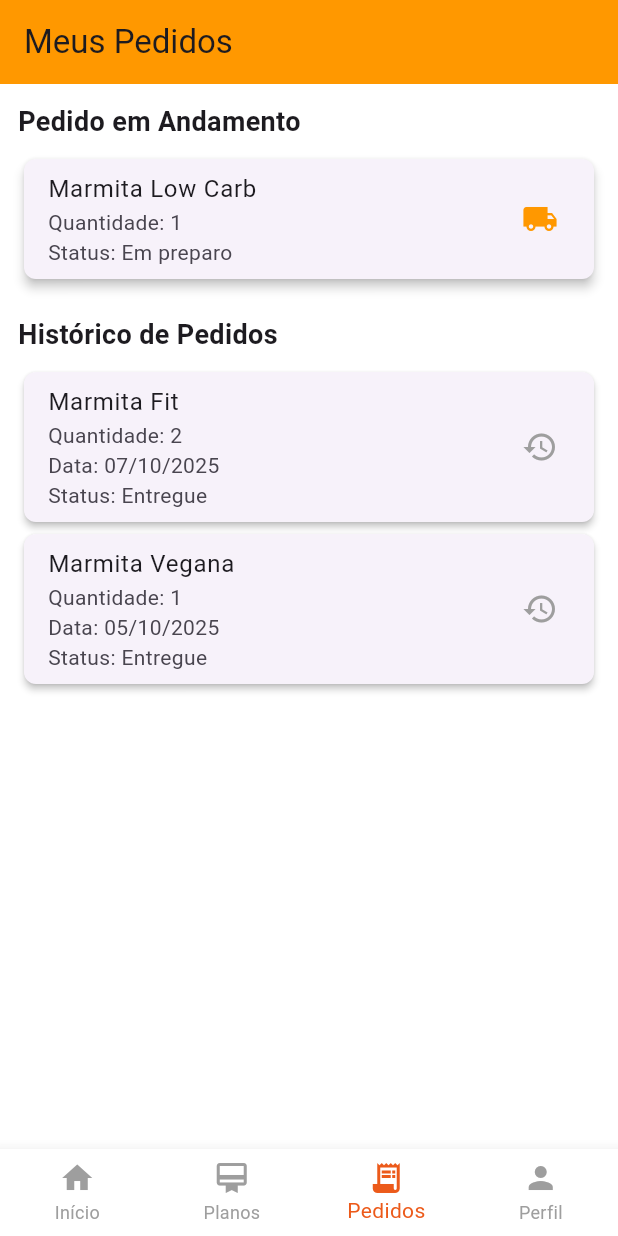
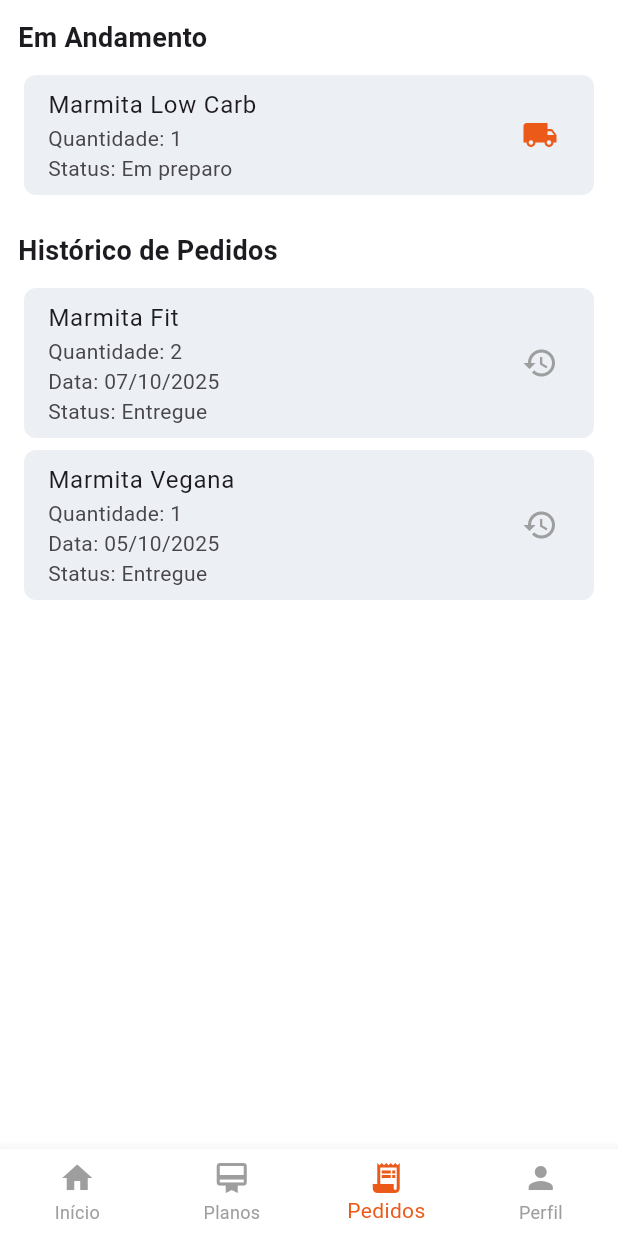
Before and after one commit to GuiRuizz/quentinha-app, a Flutter app: the PedidosPage screen opened by its route, on a phone screen of 412 x 824 dp. Run offline on Flutter 3.47's test engine with Material 3 defaults, Android fonts, the light colour scheme and no system bars; our stand-ins replace badges, flutter_svg, go_router, google_fonts, introduction_screen, logger and 1 more; accounts and stored records are empty.

Commit message:
feat: Add o safe area nos pedidos

```diff
--- a/lib/presentation/view/pedidos_page.dart
+++ b/lib/presentation/view/pedidos_page.dart
@@ -1,5 +1,7 @@
 import 'package:flutter/material.dart';
 import 'package:go_router/go_router.dart';
+import 'package:quentinha_app/core/consts/colors_const.dart';
+import 'package:quentinha_app/core/consts/size_const.dart';
 
 import '../components/bottom_nav_bar_widget.dart';
 
@@ -43,30 +45,28 @@ class _PedidosPageState extends State<PedidosPage> {
     return Scaffold(
       backgroundColor: Colors.white,
       bottomNavigationBar: BottomNavBar(currentRoute: currentRoute),
-      appBar: AppBar(
-        title: const Text('Meus Pedidos'),
-        backgroundColor: Colors.orange,
-      ),
-      body: Padding(
+      body: SafeArea(
+        child: Padding(
           padding: const EdgeInsets.all(12.0),
           child: ListView(
             children: [
               if (pedidoAtual != null) ...[
                 const Text(
-                'Pedido em Andamento',
+                  'Em Andamento',
                   style: TextStyle(
                       fontSize: 18, fontWeight: FontWeight.bold),
                 ),
-              const SizedBox(height: 8),
+                8.h,
                 Card(
-                elevation: 3,
+                  elevation: 0,
+                  color: AppColors.widgetBackgroundGrey,
                   shape: RoundedRectangleBorder(
                       borderRadius: BorderRadius.circular(8)),
                   child: ListTile(
                     title: Text(pedidoAtual!['produto']),
                     subtitle: Text(
                         'Quantidade: ${pedidoAtual!['quantidade']}\nStatus: ${pedidoAtual!['status']}'),
-                  trailing: Icon(Icons.local_shipping, color: Colors.orange),
+                    trailing: Icon(Icons.local_shipping, color: AppColors.primary),
                     onTap: () {
                       // Aqui você pode ir para uma página de detalhes do pedido
                       showDialog(
@@ -91,9 +91,10 @@ class _PedidosPageState extends State<PedidosPage> {
                 'Histórico de Pedidos',
                 style: TextStyle(fontSize: 18, fontWeight: FontWeight.bold),
               ),
-            const SizedBox(height: 8),
+              8.h,
               ...pedidosHistorico.map((pedido) => Card(
-                  elevation: 2,
+                    elevation: 0,
+                    color: AppColors.widgetBackgroundGrey,
                     shape: RoundedRectangleBorder(
                         borderRadius: BorderRadius.circular(8)),
                     child: ListTile(
@@ -122,6 +123,7 @@ class _PedidosPageState extends State<PedidosPage> {
             ],
           ),
         ),
+      ),
     );
   }
 }
```
Lines whose indentation alone changed are shown as unchanged.
